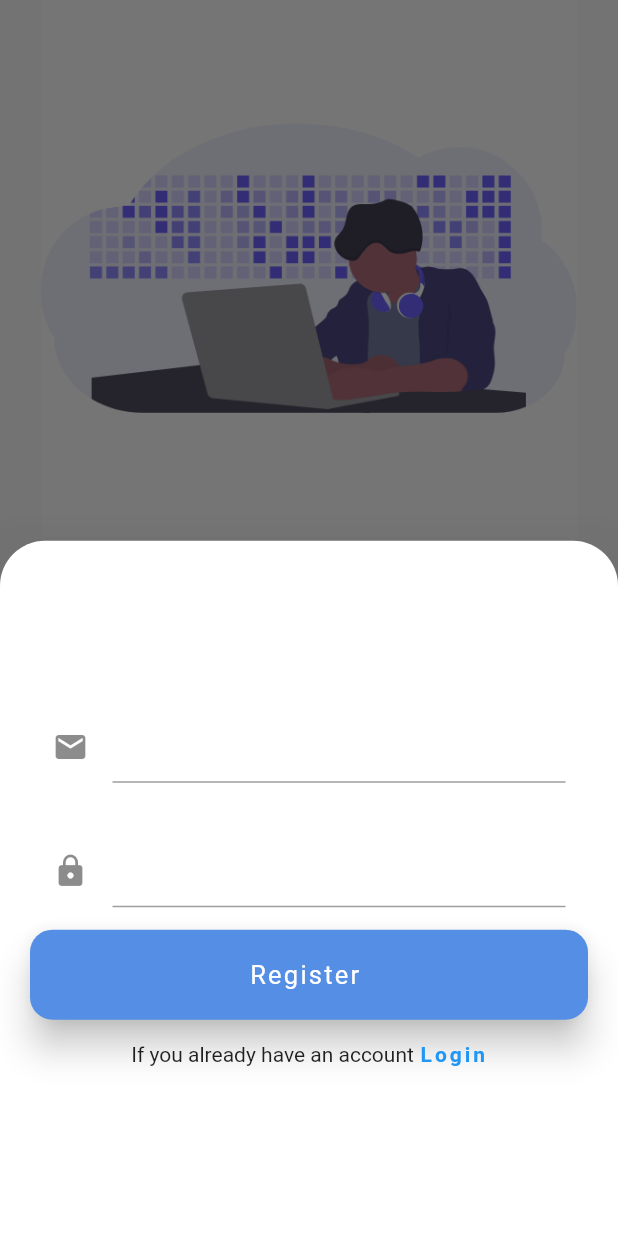
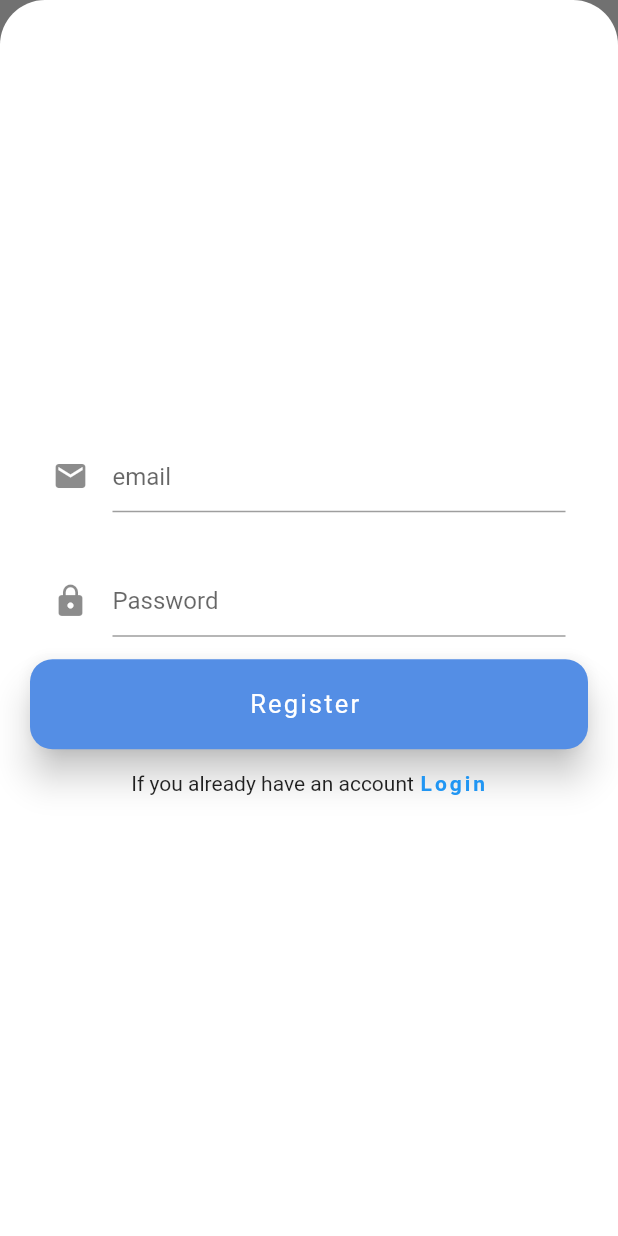
Before and after one commit to enaannan/PomoTimer, a Flutter app: the screen it shows after launch, after a tap on "Skip", after a tap on "Get Started", on a phone screen of 412 x 824 dp. Run offline on Flutter 3.47's test engine with Material 2 defaults, Android fonts, the phone set to English and light mode, and no system bars; drawn by our look-alikes of introduction_screen; our stand-ins replace google_fonts.

Commit message:
made changes to the bottom Modal screen

```diff
--- a/lib/Screens/OnBoardingPage.dart
+++ b/lib/Screens/OnBoardingPage.dart
@@ -53,6 +53,7 @@ class _OnBoardingPageState extends State<OnBoardingPage> {
     // );
 
     showModalBottomSheet(
+      isScrollControlled: true,
         context: context,
         backgroundColor: Colors.white.withOpacity(0),
         builder: (BuildContext context) {
@@ -70,7 +71,8 @@ class _OnBoardingPageState extends State<OnBoardingPage> {
                   margin:
                       EdgeInsets.symmetric(horizontal: 35.0, vertical: 15.0),
                   child: TextField(
-                    decoration: InputDecoration(icon: Icon(Icons.email)),
+                    keyboardType: TextInputType.emailAddress,
+                    decoration: InputDecoration(icon: Icon(Icons.email),hintText: "email"),
                   ),
                 ),
                 SizedBox(height: 5.0),
@@ -81,8 +83,9 @@ class _OnBoardingPageState extends State<OnBoardingPage> {
                     margin:
                         EdgeInsets.symmetric(horizontal: 35.0, vertical: 15.0),
                     child: TextField(
+
                       obscureText: true,
-                      decoration: InputDecoration(icon: Icon(Icons.lock)),
+                      decoration: InputDecoration(icon: Icon(Icons.lock),hintText: "Password"),
                     ),
                   ),
                 ),
--- a/pubspec.yaml
+++ b/pubspec.yaml
@@ -50,7 +50,7 @@ flutter:
   # To add assets to your application, add an assets section, like this:
   assets:
     - assets/images/
-    - assets/googlr_fonts/
+    - assets/google_fonts/
   #   - images/a_dot_ham.jpeg
 
   # An image asset can refer to one or more resolution-specific "variants", see
```
